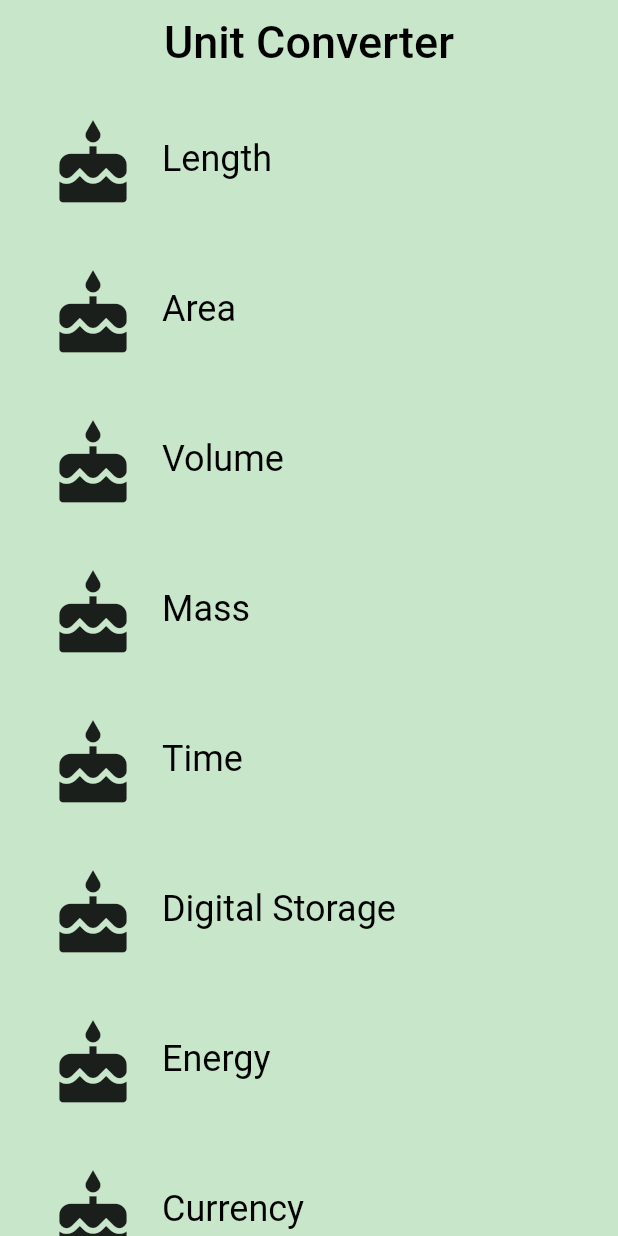
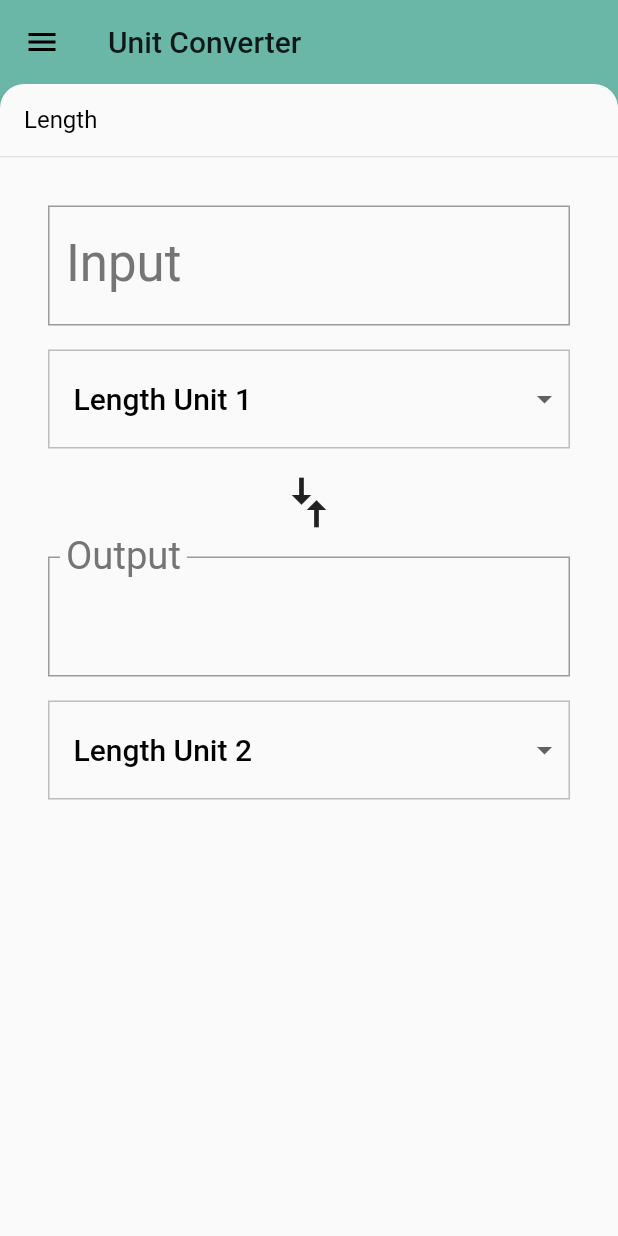
Before and after one commit to almeidajr/udacity_flutter, a Flutter app: the screen it shows after launch, on a phone screen of 412 x 824 dp. Run offline on Flutter 3.47's test engine with Material 2 defaults, Android fonts, the phone set to English and light mode, and no system bars.

Commit message:
Add lesson 07

```diff
--- /dev/null
+++ b/unit_converter/lib/backdrop.dart
@@ -0,0 +1,273 @@
+import 'dart:math' as math;
+
+import 'package:flutter/material.dart';
+
+import 'category.dart';
+
+const double _kFlingVelocity = 2.0;
+
+class _BackdropPanel extends StatelessWidget {
+  const _BackdropPanel({
+    Key? key,
+    required this.onTap,
+    required this.onVerticalDragUpdate,
+    required this.onVerticalDragEnd,
+    required this.title,
+    required this.child,
+  }) : super(key: key);
+
+  final VoidCallback onTap;
+  final GestureDragUpdateCallback onVerticalDragUpdate;
+  final GestureDragEndCallback onVerticalDragEnd;
+  final Widget title;
+  final Widget child;
+
+  @override
+  Widget build(BuildContext context) {
+    return Material(
+      elevation: 2.0,
+      borderRadius: BorderRadius.only(
+        topLeft: Radius.circular(16.0),
+        topRight: Radius.circular(16.0),
+      ),
+      child: Column(
+        crossAxisAlignment: CrossAxisAlignment.stretch,
+        children: <Widget>[
+          GestureDetector(
+            behavior: HitTestBehavior.opaque,
+            onVerticalDragUpdate: onVerticalDragUpdate,
+            onVerticalDragEnd: onVerticalDragEnd,
+            onTap: onTap,
+            child: Container(
+              height: 48.0,
+              padding: EdgeInsetsDirectional.only(start: 16.0),
+              alignment: AlignmentDirectional.centerStart,
+              child: DefaultTextStyle(
+                style: Theme.of(context).textTheme.subtitle1!,
+                child: title,
+              ),
+            ),
+          ),
+          Divider(
+            height: 1.0,
+          ),
+          Expanded(
+            child: child,
+          ),
+        ],
+      ),
+    );
+  }
+}
+
+class _BackdropTitle extends AnimatedWidget {
+  final Widget frontTitle;
+  final Widget backTitle;
+
+  const _BackdropTitle({
+    Key? key,
+    required Listenable listenable,
+    required this.frontTitle,
+    required this.backTitle,
+  }) : super(key: key, listenable: listenable);
+
+  @override
+  Widget build(BuildContext context) {
+    final Animation<double> animation = this.listenable as Animation<double>;
+    return DefaultTextStyle(
+      style: Theme.of(context).primaryTextTheme.headline6!,
+      softWrap: false,
+      overflow: TextOverflow.ellipsis,
+      // Here, we do a custom cross fade between backTitle and frontTitle.
+      // This makes a smooth animation between the two texts.
+      child: Stack(
+        children: <Widget>[
+          Opacity(
+            opacity: CurvedAnimation(
+              parent: ReverseAnimation(animation),
+              curve: Interval(0.5, 1.0),
+            ).value,
+            child: backTitle,
+          ),
+          Opacity(
+            opacity: CurvedAnimation(
+              parent: animation,
+              curve: Interval(0.5, 1.0),
+            ).value,
+            child: frontTitle,
+          ),
+        ],
+      ),
+    );
+  }
+}
+
+/// Builds a Backdrop.
+///
+/// A Backdrop widget has two panels, front and back. The front panel is shown
+/// by default, and slides down to show the back panel, from which a user
+/// can make a selection. The user can also configure the titles for when the
+/// front or back panel is showing.
+class Backdrop extends StatefulWidget {
+  final Category currentCategory;
+  final Widget frontPanel;
+  final Widget backPanel;
+  final Widget frontTitle;
+  final Widget backTitle;
+
+  const Backdrop({
+    required this.currentCategory,
+    required this.frontPanel,
+    required this.backPanel,
+    required this.frontTitle,
+    required this.backTitle,
+  });
+
+  @override
+  _BackdropState createState() => _BackdropState();
+}
+
+class _BackdropState extends State<Backdrop>
+    with SingleTickerProviderStateMixin {
+  final GlobalKey _backdropKey = GlobalKey(debugLabel: 'Backdrop');
+  late AnimationController _controller;
+
+  @override
+  void initState() {
+    super.initState();
+    // This creates an [AnimationController] that can allows for animation for
+    // the BackdropPanel. 0.00 means that the front panel is in "tab" (hidden)
+    // mode, while 1.0 means that the front panel is open.
+    _controller = AnimationController(
+      duration: Duration(milliseconds: 300),
+      value: 1.0,
+      vsync: this,
+    );
+  }
+
+  @override
+  void didUpdateWidget(Backdrop old) {
+    super.didUpdateWidget(old);
+    if (widget.currentCategory != old.currentCategory) {
+      setState(() {
+        _controller.fling(
+            velocity:
+                _backdropPanelVisible ? -_kFlingVelocity : _kFlingVelocity);
+      });
+    } else if (!_backdropPanelVisible) {
+      setState(() {
+        _controller.fling(velocity: _kFlingVelocity);
+      });
+    }
+  }
+
+  @override
+  void dispose() {
+    _controller.dispose();
+    super.dispose();
+  }
+
+  bool get _backdropPanelVisible {
+    final AnimationStatus status = _controller.status;
+    return status == AnimationStatus.completed ||
+        status == AnimationStatus.forward;
+  }
+
+  void _toggleBackdropPanelVisibility() {
+    FocusScope.of(context).requestFocus(FocusNode());
+    _controller.fling(
+        velocity: _backdropPanelVisible ? -_kFlingVelocity : _kFlingVelocity);
+  }
+
+  double get _backdropHeight {
+    final RenderBox renderBox =
+        _backdropKey.currentContext!.findRenderObject() as RenderBox;
+    return renderBox.size.height;
+  }
+
+  // By design: the panel can only be opened with a swipe. To close the panel
+  // the user must either tap its heading or the backdrop's menu icon.
+
+  void _handleDragUpdate(DragUpdateDetails details) {
+    if (_controller.isAnimating ||
+        _controller.status == AnimationStatus.completed) return;
+
+    if (details.primaryDelta != null) {
+      _controller.value -= details.primaryDelta! / _backdropHeight;
+    }
+  }
+
+  void _handleDragEnd(DragEndDetails details) {
+    if (_controller.isAnimating ||
+        _controller.status == AnimationStatus.completed) return;
+
+    final double flingVelocity =
+        details.velocity.pixelsPerSecond.dy / _backdropHeight;
+    if (flingVelocity < 0.0)
+      _controller.fling(velocity: math.max(_kFlingVelocity, -flingVelocity));
+    else if (flingVelocity > 0.0)
+      _controller.fling(velocity: math.min(-_kFlingVelocity, -flingVelocity));
+    else
+      _controller.fling(
+          velocity:
+              _controller.value < 0.5 ? -_kFlingVelocity : _kFlingVelocity);
+  }
+
+  Widget _buildStack(BuildContext context, BoxConstraints constraints) {
+    const double panelTitleHeight = 48.0;
+    final Size panelSize = constraints.biggest;
+    final double panelTop = panelSize.height - panelTitleHeight;
+
+    Animation<RelativeRect> panelAnimation = RelativeRectTween(
+      begin: RelativeRect.fromLTRB(
+          0.0, panelTop, 0.0, panelTop - panelSize.height),
+      end: RelativeRect.fromLTRB(0.0, 0.0, 0.0, 0.0),
+    ).animate(_controller.view);
+
+    return Container(
+      key: _backdropKey,
+      color: widget.currentCategory.color,
+      child: Stack(
+        children: <Widget>[
+          widget.backPanel,
+          PositionedTransition(
+            rect: panelAnimation,
+            child: _BackdropPanel(
+              onTap: _toggleBackdropPanelVisibility,
+              onVerticalDragUpdate: _handleDragUpdate,
+              onVerticalDragEnd: _handleDragEnd,
+              title: Text(widget.currentCategory.name),
+              child: widget.frontPanel,
+            ),
+          ),
+        ],
+      ),
+    );
+  }
+
+  @override
+  Widget build(BuildContext context) {
+    return Scaffold(
+      appBar: AppBar(
+        backgroundColor: widget.currentCategory.color,
+        elevation: 0.0,
+        leading: IconButton(
+          onPressed: _toggleBackdropPanelVisibility,
+          icon: AnimatedIcon(
+            icon: AnimatedIcons.close_menu,
+            progress: _controller.view,
+          ),
+        ),
+        title: _BackdropTitle(
+          listenable: _controller.view,
+          frontTitle: widget.frontTitle,
+          backTitle: widget.backTitle,
+        ),
+      ),
+      body: LayoutBuilder(
+        builder: _buildStack,
+      ),
+      resizeToAvoidBottomInset: false,
+    );
+  }
+}
--- a/unit_converter/lib/category_route.dart
+++ b/unit_converter/lib/category_route.dart
@@ -1,7 +1,9 @@
 import 'package:flutter/material.dart';
+import 'package:unit_converter/backdrop.dart';
 import 'package:unit_converter/category.dart';
 import 'package:unit_converter/category_tile.dart';
 import 'package:unit_converter/unit.dart';
+import 'package:unit_converter/unit_converter.dart';
 
 class CategoryProps {
   final String name;
@@ -18,15 +20,17 @@ class CategoryProps {
 /// While it is named CategoryRoute, a more apt name would be CategoryScreen,
 /// because it is responsible for the UI at the route's destination.
 class CategoryRoute extends StatefulWidget {
-  final Color? backgroundColor;
-
-  const CategoryRoute({Key? key, this.backgroundColor}) : super(key: key);
+  const CategoryRoute({Key? key}) : super(key: key);
 
   @override
   _CategoryRouteState createState() => _CategoryRouteState();
 }
 
 class _CategoryRouteState extends State<CategoryRoute> {
+  late Category _defaultCategory;
+  Category? _currentCategory;
+  late List<Category> _categories;
+
   static const _categoryProps = <CategoryProps>[
     const CategoryProps(
       name: 'Length',
@@ -87,6 +91,20 @@ class _CategoryRouteState extends State<CategoryRoute> {
     ),
   ];
 
+  @override
+  void initState() {
+    super.initState();
+    _categories = _categoryProps.map((CategoryProps categoryProp) {
+      return Category(
+        name: categoryProp.name,
+        color: categoryProp.color,
+        icon: Icons.cake,
+        units: _retrieveUnitList(categoryProp.name),
+      );
+    }).toList();
+    _defaultCategory = _categories.first;
+  }
+
   List<Unit> _retrieveUnitList(String categoryName) {
     return List.generate(10, (int i) {
       i += 1;
@@ -97,23 +115,18 @@ class _CategoryRouteState extends State<CategoryRoute> {
     });
   }
 
-  void _onCategoryTap(Category category) {}
+  void _onCategoryTap(Category category) {
+    setState(() {
+      _currentCategory = category;
+    });
+  }
 
   Widget _buildCategories() {
-    final categories = _categoryProps.map((CategoryProps categoryProp) {
-      return Category(
-        name: categoryProp.name,
-        color: categoryProp.color,
-        icon: Icons.cake,
-        units: _retrieveUnitList(categoryProp.name),
-      );
-    }).toList();
-
     return ListView.builder(
-      itemCount: categories.length,
+      itemCount: _categories.length,
       itemBuilder: (BuildContext context, int index) {
         return CategoryTile(
-          category: categories[index],
+          category: _categories[index],
           onTap: _onCategoryTap,
         );
       },
@@ -122,28 +135,23 @@ class _CategoryRouteState extends State<CategoryRoute> {
 
   @override
   Widget build(BuildContext context) {
-    final listView = Container(
-      padding: const EdgeInsets.symmetric(horizontal: 8.0),
-      color: widget.backgroundColor,
+    final listView = Padding(
+      padding: const EdgeInsets.only(
+        left: 8.0,
+        right: 8.0,
+        bottom: 48.0,
+      ),
       child: _buildCategories(),
     );
 
-    final appBar = AppBar(
-      elevation: 0,
-      centerTitle: true,
-      backgroundColor: widget.backgroundColor,
-      title: Text(
-        'Unit Converter',
-        style: TextStyle(
-          color: Colors.black,
-          fontSize: 30.0,
-        ),
-      ),
-    );
-
-    return Scaffold(
-      appBar: appBar,
-      body: listView,
+    return Backdrop(
+      currentCategory: _currentCategory ?? _defaultCategory,
+      frontPanel: _currentCategory == null
+          ? UnitConverter(category: _defaultCategory)
+          : UnitConverter(category: _currentCategory!),
+      backPanel: listView,
+      frontTitle: Text('Unit Converter'),
+      backTitle: Text('Select a Category'),
     );
   }
 }
--- a/unit_converter/lib/category_tile.dart
+++ b/unit_converter/lib/category_tile.dart
@@ -1,6 +1,5 @@
 import 'package:flutter/material.dart';
 import 'package:unit_converter/category.dart';
-import 'package:unit_converter/unit_converter.dart';
 
 const _rowHeight = 100.0;
 final _borderRadius = BorderRadius.circular(_rowHeight / 2);
@@ -11,28 +10,6 @@ class CategoryTile extends StatelessWidget {
 
   const CategoryTile({Key? key, required this.category, required this.onTap})
       : super(key: key);
-
-  void _navigateToConverter(BuildContext context) {
-    Navigator.of(context).push(MaterialPageRoute<Null>(
-      builder: (BuildContext context) {
-        return Scaffold(
-          appBar: AppBar(
-            elevation: 1.0,
-            title: Text(
-              category.name,
-              style: Theme.of(context).textTheme.headline4,
-            ),
-            centerTitle: true,
-            backgroundColor: category.color,
-          ),
-          body: UnitConverter(category: category),
-          // This prevents the attempt to resize the screen when the keyboard
-          // is opened
-          resizeToAvoidBottomInset: false,
-        );
-      },
-    ));
-  }
 
   @override
   Widget build(BuildContext context) {
@@ -46,8 +23,7 @@ class CategoryTile extends StatelessWidget {
           splashColor: category.color['splash'],
           // We can use either the () => function() or the () { function(); }
           // syntax.
-          // TODO: This should call the onTap() passed into the constructor
-          onTap: () => _navigateToConverter(context),
+          onTap: () => onTap(category),
           child: Padding(
             padding: EdgeInsets.all(8.0),
             child: Row(
--- a/unit_converter/lib/main.dart
+++ b/unit_converter/lib/main.dart
@@ -4,8 +4,6 @@ import 'package:unit_converter/category_route.dart';
 
 /// The function that is called when main.dart is run.
 void main() => runApp(UnitConverterApp());
-
-final _backgroundColor = Colors.green[100];
 
 /// This widget is the root of our application.
 /// The first screen we see is a list [Categories], each of which
@@ -23,9 +21,7 @@ class UnitConverterApp extends StatelessWidget {
             ),
         primaryColor: Colors.grey[500],
       ),
-      home: CategoryRoute(
-        backgroundColor: _backgroundColor,
-      ),
+      home: CategoryRoute(),
     );
   }
 }
--- a/unit_converter/lib/unit_converter.dart
+++ b/unit_converter/lib/unit_converter.dart
@@ -16,7 +16,7 @@ class UnitConverter extends StatefulWidget {
 class _UnitConverterState extends State<UnitConverter> {
   late Unit _fromValue;
   late Unit _toValue;
-  late double _inputValue;
+  double _inputValue = 0;
   String _convertedValue = '';
   late List<DropdownMenuItem> _unitMenuItems;
   bool _showValidationError = false;
@@ -32,15 +32,17 @@ class _UnitConverterState extends State<UnitConverter> {
   void _createDropdownMenuItems() {
     var newItems = <DropdownMenuItem>[];
     for (var unit in widget.category.units) {
-      newItems.add(DropdownMenuItem(
-        value: unit.name,
-        child: Container(
-          child: Text(
-            unit.name,
-            softWrap: true,
+      newItems.add(
+        DropdownMenuItem(
+          value: unit.name,
+          child: Container(
+            child: Text(
+              unit.name,
+              softWrap: true,
+            ),
           ),
         ),
-      ));
+      );
     }
     setState(() {
       _unitMenuItems = newItems;
```
